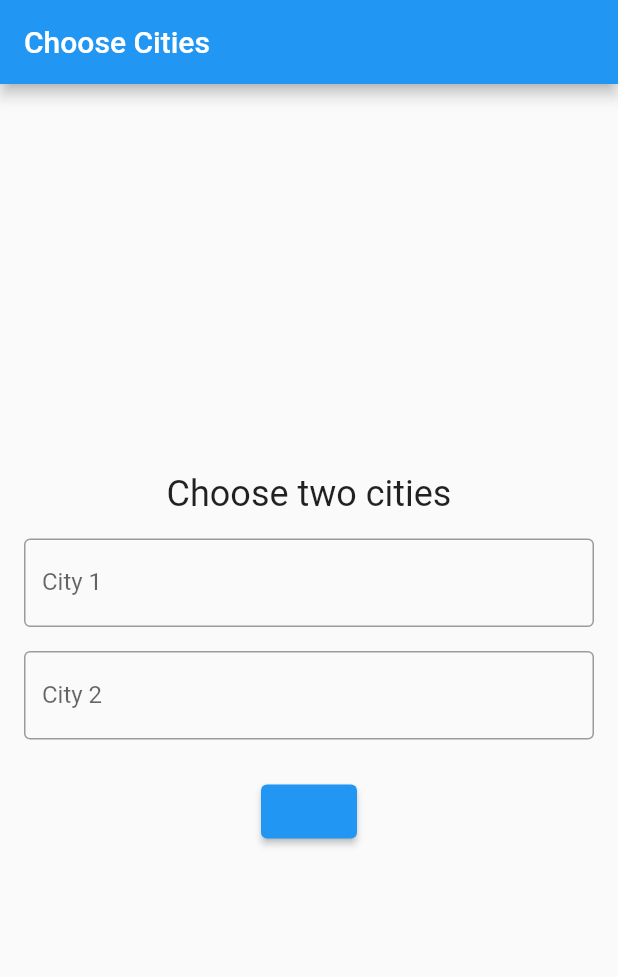
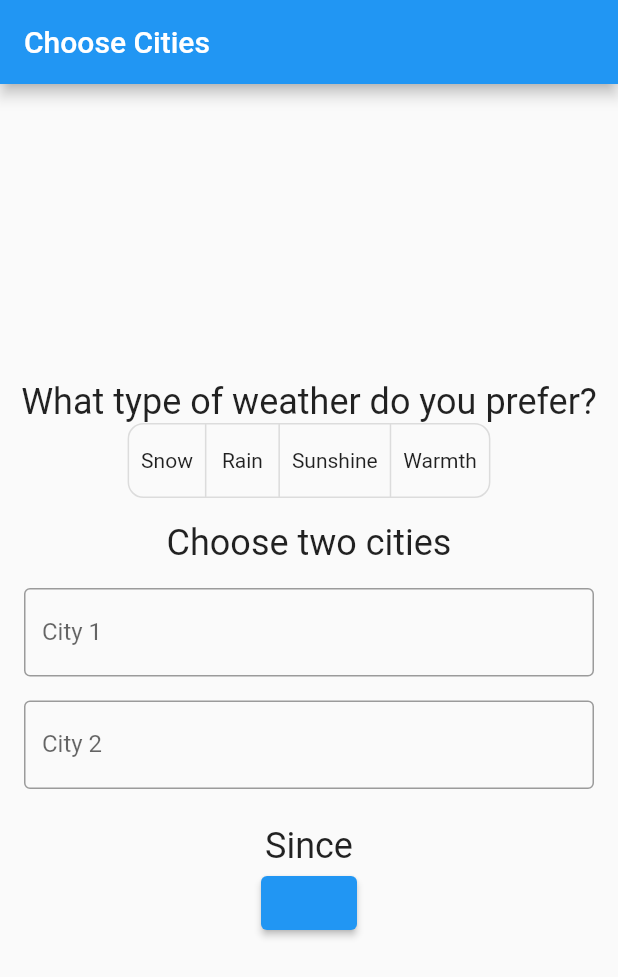
Before and after one commit to jakobvonessen/snowfall_app, a Flutter app: the screen it shows after launch, on a phone screen of 412 x 824 dp. Shown: the top 977 px of the screen. Run offline on Flutter 3.47's test engine with Material 2 defaults, Android fonts, the phone set to English and light mode, and no system bars; our stand-ins replace fluttertoast, google_maps_flutter.

Commit message:
Moved to dev branch.

```diff
--- a/lib/main.dart
+++ b/lib/main.dart
@@ -1,3 +1,4 @@
+import 'package:flutter/cupertino.dart';
 import 'secrets.dart';
 import 'package:flutter/material.dart';
 import 'package:flutter/services.dart';
@@ -78,6 +79,7 @@ class _MyAppState extends State<MyApp> {
 
   String defaultButtonText = 'See where it snows the most';
   String buttonText = "";
+  List<String> _selectedOptions = [];
 
   @override
   Widget build(BuildContext context) {
@@ -93,6 +95,16 @@ class _MyAppState extends State<MyApp> {
           mainAxisAlignment: MainAxisAlignment.center,
           children: [
             Text(
+              'What type of weather do you prefer?',
+              style: TextStyle(fontSize: 24),
+            ),
+            MultiOptionSelector(
+              onSelectionChanged: (selectedOptions) {
+                _selectedOptions = selectedOptions;
+              }
+            ),
+            SizedBox(height: 16),
+            Text(
               'Choose two cities',
               style: TextStyle(fontSize: 24),
             ),
@@ -101,6 +113,11 @@ class _MyAppState extends State<MyApp> {
             SizedBox(height: 16),
             CityInputField(label: 'City 2', controller: city2Controller, onCitySelected: onCitySelected),
             SizedBox(height: 24),
+            Text(
+              'Since',
+              style: TextStyle(fontSize: 24),
+            ),
+
             ElevatedButton(
               onPressed: () async {
                 FocusManager.instance.primaryFocus?.unfocus();
@@ -116,6 +133,52 @@ class _MyAppState extends State<MyApp> {
     );
   }
 }
+
+
+class MultiOptionSelector extends StatefulWidget {
+  final Function(List<String>) onSelectionChanged;
+
+  MultiOptionSelector({required this.onSelectionChanged});
+
+  @override
+  _MultiOptionSelectorState createState() => _MultiOptionSelectorState();
+}
+
+class _MultiOptionSelectorState extends State<MultiOptionSelector> {
+  Set<int> _selectedIndices = {};
+  List<String> _options = ['Snow', 'Rain', 'Sunshine', 'Warmth'];
+
+  @override
+  Widget build(BuildContext context) {
+    return ToggleButtons(
+      isSelected: _options.asMap().entries.map((entry) => _selectedIndices.contains(entry.key)).toList(),
+      onPressed: (int index) {
+        setState(() {
+          if (_selectedIndices.contains(index)) {
+            _selectedIndices.remove(index);
+          } else {
+            _selectedIndices.add(index);
+          }
+        });
+        widget.onSelectionChanged(getSelectedOptions());
+      },
+      children: _options.map((String option) {
+        return Padding(
+          padding: const EdgeInsets.all(8.0),
+          child: Text(option),
+        );
+      }).toList(),
+      selectedColor: Colors.white,
+      fillColor: Colors.blue,
+      borderRadius: BorderRadius.circular(10),
+    );
+  }
+
+  List<String> getSelectedOptions() {
+    return _selectedIndices.map((index) => _options[index]).toList();
+  }
+}
+
 
 
 class CityInputField extends StatefulWidget {
```
